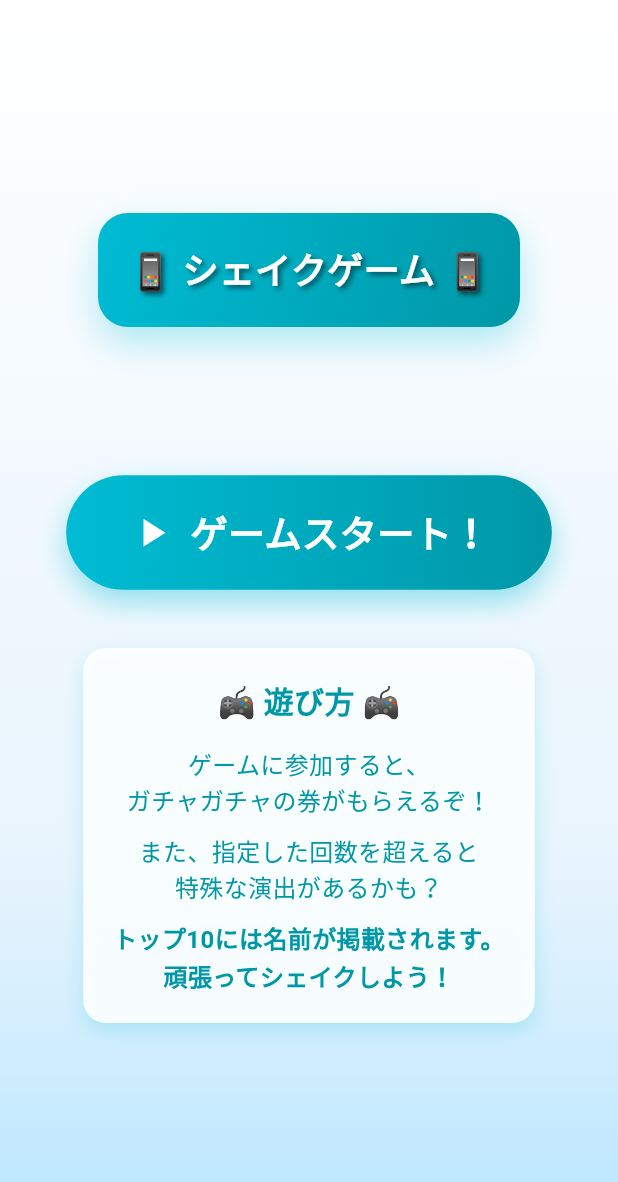
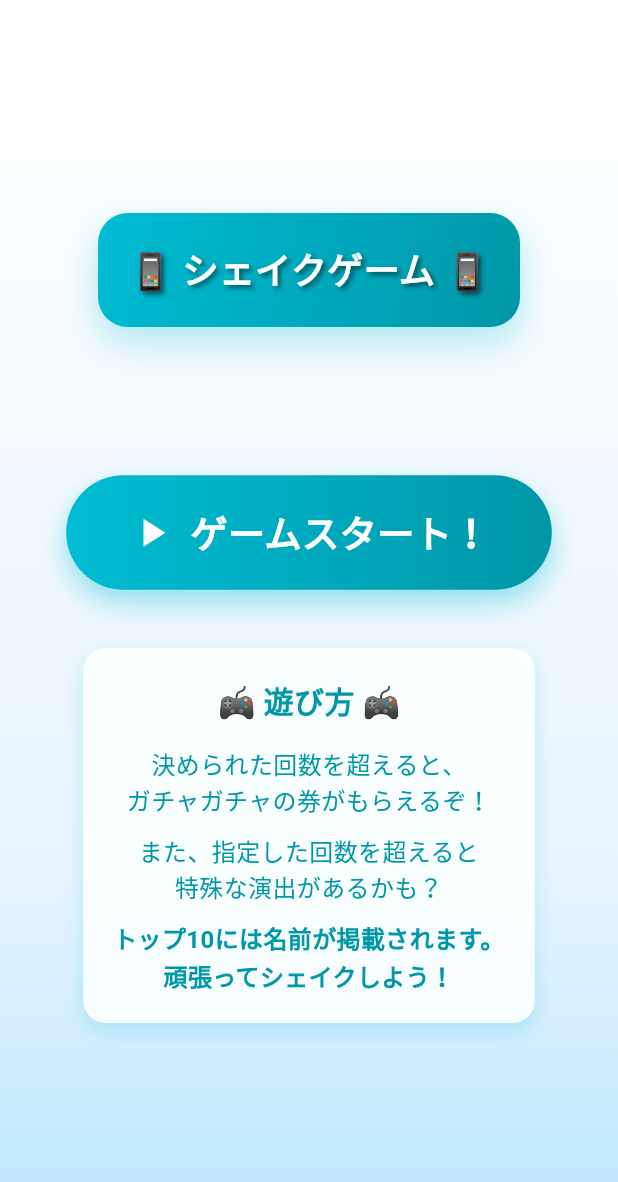
Before and after one commit to yumemi-inc/flutterkaigi-2025-booth-game, a Flutter app: the screen it shows after launch, on a phone screen of 412 x 824 dp. Shown: the top 1182 px of the screen. Run offline on Flutter 3.47's test engine with Material 3 defaults, Android fonts, the phone set to English and light mode, and no system bars; our stand-ins replace auto_route, confetti; missing offline and left inert: shake.

Commit message:
fix: 文言を修正しました

```diff
--- a/lib/title_view.dart
+++ b/lib/title_view.dart
@@ -77,9 +77,7 @@ class _TitleViewState extends State<TitleView> with TickerProviderStateMixin {
                     borderRadius: BorderRadius.circular(20),
                     boxShadow: [
                       BoxShadow(
-                        color: const Color(
-                          0xFF00BCD4,
-                        ).withValues(alpha: 0.3),
+                        color: const Color(0xFF00BCD4).withValues(alpha: 0.3),
                         blurRadius: 20,
                         offset: const Offset(0, 10),
                       ),
@@ -107,7 +105,10 @@ class _TitleViewState extends State<TitleView> with TickerProviderStateMixin {
 
                 // スタートボタン（ズームアニメーション付き）
                 AnimatedBuilder(
-                  animation: Listenable.merge([_scaleAnimation, _zoomAnimation]),
+                  animation: Listenable.merge([
+                    _scaleAnimation,
+                    _zoomAnimation,
+                  ]),
                   builder: (context, child) {
                     return Transform.scale(
                       scale: _scaleAnimation.value * _zoomAnimation.value,
@@ -189,7 +190,7 @@ class _TitleViewState extends State<TitleView> with TickerProviderStateMixin {
                       ),
                       SizedBox(height: 15),
                       Text(
-                        'ゲームに参加すると、\nガチャガチャの券がもらえるぞ！',
+                        '決められた回数を超えると、\nガチャガチャの券がもらえるぞ！',
                         textAlign: TextAlign.center,
                         style: TextStyle(
                           fontSize: 16,
```
